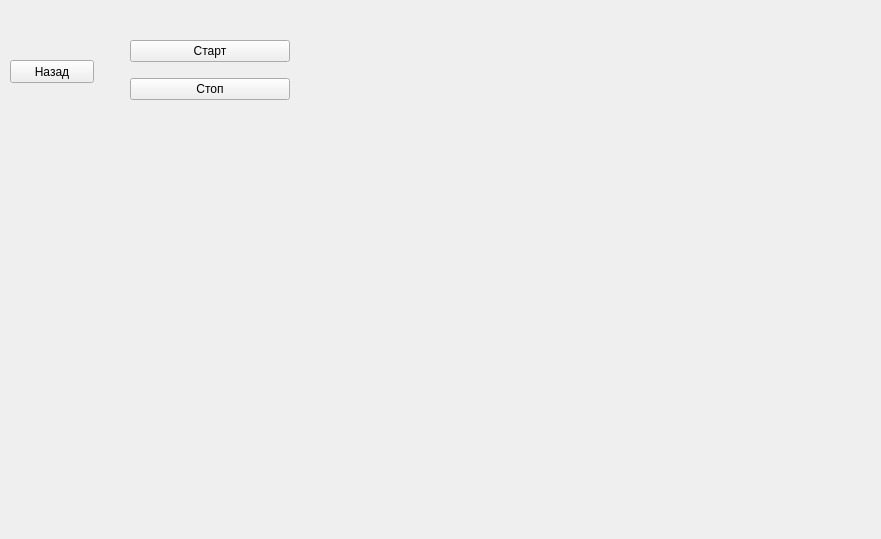
First picture: the form in src/gui/exercises/exercisenotileswidget.ui, repository TFed555/music_trainer, before the edit.
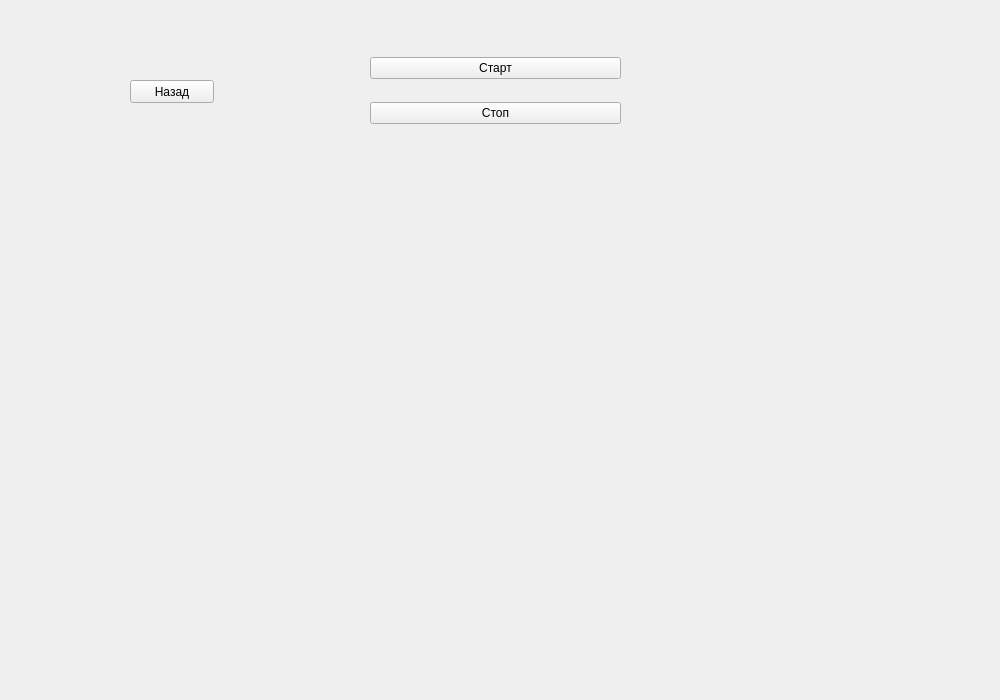
Second picture: the form after the edit.

Commit message: changed sizes for widgets

What changed in the file:
```diff
--- a/src/gui/exercises/exercisenotileswidget.ui
+++ b/src/gui/exercises/exercisenotileswidget.ui
@@ -6,8 +6,8 @@
    <rect>
     <x>0</x>
     <y>0</y>
-    <width>881</width>
-    <height>539</height>
+    <width>1000</width>
+    <height>700</height>
    </rect>
   </property>
   <property name="windowTitle">
@@ -16,8 +16,8 @@
   <widget class="QPushButton" name="backBtn">
    <property name="geometry">
     <rect>
-     <x>10</x>
-     <y>60</y>
+     <x>130</x>
+     <y>80</y>
      <width>84</width>
      <height>23</height>
     </rect>
@@ -29,10 +29,10 @@
   <widget class="QWidget" name="verticalLayoutWidget">
    <property name="geometry">
     <rect>
-     <x>130</x>
-     <y>30</y>
-     <width>160</width>
-     <height>80</height>
+     <x>370</x>
+     <y>40</y>
+     <width>251</width>
+     <height>101</height>
     </rect>
    </property>
    <layout class="QVBoxLayout" name="verticalLayout">
@@ -57,8 +57,8 @@
     <rect>
      <x>60</x>
      <y>200</y>
-     <width>691</width>
-     <height>281</height>
+     <width>781</width>
+     <height>291</height>
     </rect>
    </property>
    <layout class="QGridLayout" name="gridLayout"/>
```
The commit also changes 6 other files.
